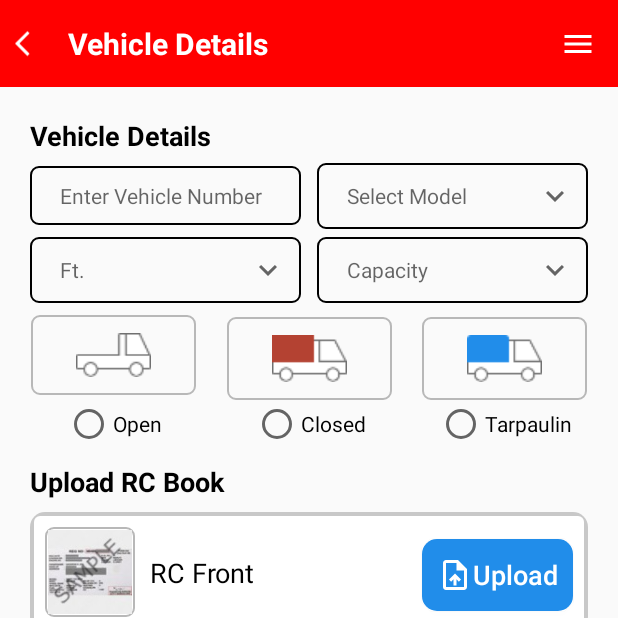
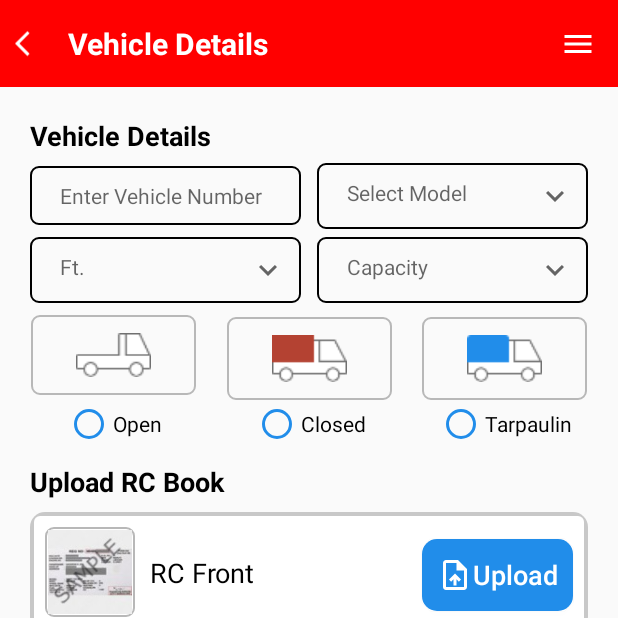
Before and after one commit to Techcognitives/NLPL-Project, an Android app: the VehicleDetailsActivity screen opened directly, with no data from a screen before it, on a phone screen of 412 x 824 dp, the top half of it. Run offline under Robolectric (Android 15) with nearby library versions, the phone set to English and light mode, and no system bars; our stand-ins replace Volley; network calls fail; pictures from the network do not load; 5 statements that could not run were skipped.

Commit message:
Changes on 31st

```diff
--- a/app/src/main/res/layout/activity_driver_details.xml
+++ b/app/src/main/res/layout/activity_driver_details.xml
@@ -234,6 +234,7 @@
         android:layout_width="0dp"
         android:layout_height="wrap_content"
         android:layout_marginTop="8dp"
+        android:background="@drawable/shadow_file"
         app:layout_constraintEnd_toEndOf="@+id/driver_details_driver_license_constrain"
         app:layout_constraintStart_toStartOf="@+id/driver_details_driver_license_constrain"
         app:layout_constraintTop_toBottomOf="@+id/driver_details_driver_license_text2">
--- a/app/src/main/res/layout/activity_vehicle_details.xml
+++ b/app/src/main/res/layout/activity_vehicle_details.xml
@@ -6,7 +6,7 @@
     android:layout_height="match_parent"
     tools:context=".ui.ui.activities.VehicleDetailsActivity">
 
-    <EditText
+    <TextView
         android:id="@+id/vehicle_details_select_capacity"
         android:layout_width="0dp"
         android:layout_height="wrap_content"
@@ -27,7 +27,7 @@
         app:layout_constraintStart_toEndOf="@+id/vehicle_details_select_feet"
         app:layout_constraintTop_toTopOf="@+id/vehicle_details_select_feet" />
 
-    <EditText
+    <TextView
         android:id="@+id/vehicle_details_select_feet"
         android:layout_width="0dp"
         android:layout_height="wrap_content"
@@ -92,7 +92,7 @@
         app:layout_constraintStart_toStartOf="parent"
         app:layout_constraintTop_toBottomOf="@+id/vehicle_details_action_bar" />
 
-    <EditText
+    <TextView
         android:id="@+id/vehicle_details_select_model"
         android:layout_width="0dp"
         android:layout_height="wrap_content"
@@ -160,50 +160,6 @@
         app:layout_constraintBottom_toBottomOf="@+id/vehicle_details_closed_type"
         app:layout_constraintEnd_toEndOf="parent"
         app:layout_constraintStart_toEndOf="@+id/vehicle_details_closed_type" />
-
-    <TextView
-        android:id="@+id/vehicle_details_open_text"
-        android:layout_width="0dp"
-        android:layout_height="wrap_content"
-        android:text="@string/open"
-        android:layout_marginTop="3dp"
-        android:textAlignment="center"
-        android:textColor="@color/black"
-        android:textSize="14sp"
-        android:visibility="gone"
-        app:layout_constraintEnd_toEndOf="@+id/vehicle_details_open_type"
-        app:layout_constraintStart_toStartOf="@+id/vehicle_details_open_type"
-        app:layout_constraintTop_toBottomOf="@+id/vehicle_details_open_type" />
-
-    <TextView
-        android:id="@+id/vehicle_details_closed_text"
-        android:layout_width="0dp"
-        android:layout_height="wrap_content"
-        android:text="@string/closed"
-        android:layout_marginTop="3dp"
-        android:textAlignment="center"
-        android:textColor="@color/black"
-        android:textSize="14sp"
-        android:visibility="gone"
-        app:layout_constraintBottom_toBottomOf="@+id/vehicle_details_open_text"
-        app:layout_constraintEnd_toEndOf="@+id/vehicle_details_closed_type"
-        app:layout_constraintStart_toStartOf="@+id/vehicle_details_closed_type"
-        app:layout_constraintTop_toTopOf="@+id/vehicle_details_open_text" />
-
-    <TextView
-        android:id="@+id/vehicle_details_tarpaulin_text"
-        android:layout_width="0dp"
-        android:layout_height="wrap_content"
-        android:text="@string/tarpaulin"
-        android:layout_marginTop="3dp"
-        android:textAlignment="center"
-        android:textColor="@color/black"
-        android:textSize="14sp"
-        android:visibility="gone"
-        app:layout_constraintBottom_toBottomOf="@+id/vehicle_details_closed_text"
-        app:layout_constraintEnd_toEndOf="@+id/vehicle_details_tarpaulin_type"
-        app:layout_constraintStart_toStartOf="@+id/vehicle_details_tarpaulin_type"
-        app:layout_constraintTop_toTopOf="@+id/vehicle_details_closed_text" />
 
     <androidx.constraintlayout.widget.ConstraintLayout
         android:id="@+id/vehicle_details_rc_book_constrain"
@@ -423,6 +379,8 @@
         android:layout_height="wrap_content"
         android:layout_marginTop="3dp"
         android:text="@string/open"
+        android:buttonTint="@color/button_blue"
+        android:onClick="onClickRadioButtons"
         app:layout_constraintEnd_toEndOf="@+id/vehicle_details_open_type"
         app:layout_constraintStart_toStartOf="@+id/vehicle_details_open_type"
         app:layout_constraintTop_toBottomOf="@+id/vehicle_details_open_type" />
@@ -432,6 +390,8 @@
         android:layout_width="wrap_content"
         android:layout_height="wrap_content"
         android:text="@string/closed"
+        android:buttonTint="@color/button_blue"
+        android:onClick="onClickRadioButtons"
         app:layout_constraintBottom_toBottomOf="@+id/open_radio_btn"
         app:layout_constraintEnd_toEndOf="@+id/vehicle_details_closed_type"
         app:layout_constraintStart_toStartOf="@+id/vehicle_details_closed_type"
@@ -442,6 +402,8 @@
         android:layout_width="wrap_content"
         android:layout_height="wrap_content"
         android:text="@string/tarpaulin"
+        android:buttonTint="@color/button_blue"
+        android:onClick="onClickRadioButtons"
         app:layout_constraintBottom_toBottomOf="@+id/closed_radio_btn"
         app:layout_constraintEnd_toEndOf="@+id/vehicle_details_tarpaulin_type"
         app:layout_constraintStart_toStartOf="@+id/vehicle_details_tarpaulin_type"
```
Also changed, not shown: app/src/main/java/com/nlpl/ui/ui/activities/ProfileAndRegistrationActivity.java (+44 -44 lines), app/src/main/java/com/nlpl/ui/ui/activities/VehicleDetailsActivity.java (+42 -23 lines).
